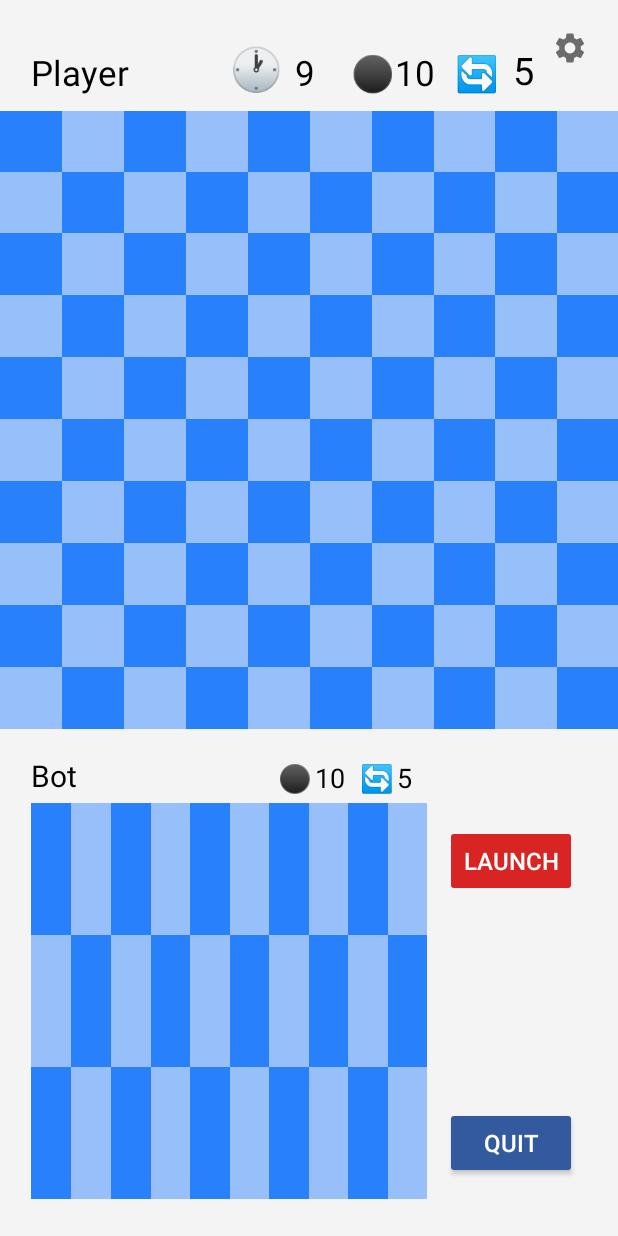
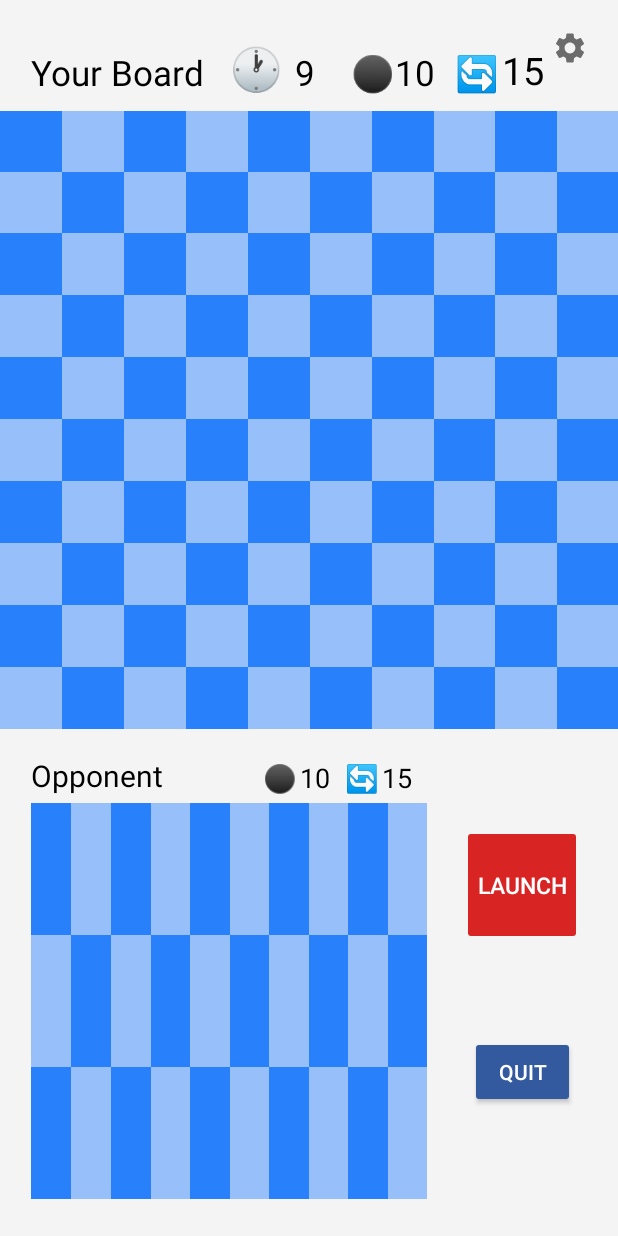
Before and after one commit to CS5520Summer2024Feinberg/final-project-finalproject-group11, an Android app: the BattleActivity screen opened directly, with no data from a screen before it, on a phone screen of 412 x 824 dp. Run offline under Robolectric (Android 15) with nearby library versions, the phone set to English and light mode, and no system bars; our stand-ins replace Firebase (no records; nobody signed in at launch, a user with empty details on screens opened directly); 6 statements that could not run were skipped.

Commit message:
More More UI

```diff
--- a/app/src/main/java/edu/northeastern/finalprojectgroup11/BattleActivity.java
+++ b/app/src/main/java/edu/northeastern/finalprojectgroup11/BattleActivity.java
@@ -70,7 +70,7 @@ public class BattleActivity extends AppCompatActivity {
     private androidx.gridlayout.widget.GridLayout botGridLayout;
     private Handler handler; // Handler for managing delays
     private boolean myTurn;
-    private final int round = 5;
+    private final int round = 15;
     private int myRoundLeft = round;
     private int botRoundLeft = round;
 
--- a/app/src/main/java/edu/northeastern/finalprojectgroup11/DeployActivity.java
+++ b/app/src/main/java/edu/northeastern/finalprojectgroup11/DeployActivity.java
@@ -148,7 +148,7 @@ public class DeployActivity extends AppCompatActivity {
         roomRef = firebaseDatabase.getReference(roomType).child(roomCode);
 
         // Initialize the countdown timer for 10 seconds
-        countDownTimer = new CountDownTimer(20000, 1000) {
+        countDownTimer = new CountDownTimer(30900, 1000) {
             public void onTick(long millisUntilFinished) {
                 // Update the countdown text each second
                 countdownTextView.setText("" + millisUntilFinished / 1000);
@@ -311,7 +311,7 @@ public class DeployActivity extends AppCompatActivity {
     // Action when the ready button is clicked
     public void onReadyClick() {
         if (board.isDeployReady()) {
-
+            btnReady.setBackgroundColor(Color.parseColor("1EBD33"));
             // Cancel the timer
             if (countDownTimer != null) {
                 countDownTimer.cancel();
--- a/app/src/main/res/layout/activity_bot_battle.xml
+++ b/app/src/main/res/layout/activity_bot_battle.xml
@@ -13,7 +13,7 @@
         android:layout_width="wrap_content"
         android:layout_height="wrap_content"
         android:layout_marginBottom="10dp"
-        android:text="Player"
+        android:text="Your Board"
         android:textSize="23dp"
         android:textColor="#FF000000"
         app:layout_constraintBottom_toTopOf="@id/guideline_top"
@@ -129,7 +129,7 @@
         android:id="@+id/botNameTextView"
         android:layout_width="wrap_content"
         android:layout_height="wrap_content"
-        android:text="Bot"
+        android:text="Opponent"
         android:textSize="20dp"
         android:textColor="#FF000000"
         app:layout_constraintBottom_toBottomOf="@id/smallMineTextView"
@@ -184,29 +184,31 @@
 
     <Button
         android:id="@+id/buttonLaunch"
-        android:layout_width="wrap_content"
-        android:layout_height="wrap_content"
+        android:layout_width="80dp"
+        android:layout_height="80dp"
         android:layout_marginStart="12dp"
         android:layout_marginTop="64dp"
         android:backgroundTint="@color/button_red"
         android:padding="0dp"
         android:text="Launch"
         android:textColor="#FFFFFF"
-        android:textSize="16sp"
-        android:textStyle=""
+        android:textSize="15sp"
+        app:layout_constraintEnd_toEndOf="parent"
+        app:layout_constraintHorizontal_bias="0.321"
         app:layout_constraintStart_toEndOf="@id/gridLayoutMyMine"
         app:layout_constraintTop_toBottomOf="@id/guideline_bottom" />
 
     <Button
         android:id="@+id/buttonQuit"
-        android:layout_width="wrap_content"
+        android:layout_width="70dp"
         android:layout_height="wrap_content"
-        android:layout_marginTop="140dp"
         android:backgroundTint="@color/button_three"
         android:text="Quit"
         android:textColor="#FFFFFF"
-        android:textSize="16sp"
+        android:textSize="14sp"
         app:layout_constraintStart_toStartOf="@id/buttonLaunch"
+        app:layout_constraintEnd_toEndOf="@id/buttonLaunch"
+        app:layout_constraintBottom_toBottomOf="@id/guideline_bottom_small"
         app:layout_constraintTop_toBottomOf="@id/buttonLaunch" />
 
     <androidx.constraintlayout.widget.Guideline
--- a/app/src/main/res/layout/activity_bot_deploy.xml
+++ b/app/src/main/res/layout/activity_bot_deploy.xml
@@ -74,7 +74,7 @@
         android:layout_height="0dp"
         android:layout_marginTop="60dp"
         android:layout_marginBottom="80dp"
-        android:backgroundTint="@color/button_red"
+        android:background="@color/button_red"
         android:text="Ready"
         android:textColor="#FFFFFF"
         android:textSize="20dp"
--- a/app/src/main/res/values/colors.xml
+++ b/app/src/main/res/values/colors.xml
@@ -5,6 +5,7 @@
     <color name="dark_blue">#2980fb</color>
     <color name="light_blue">#97C0FB</color>
     <color name="button_red">#D92424</color>
+    <color name="button_red_ready">#1EBD33</color>
     <color name="button_three">#335A9E</color>
     <color name="button_main">#335A9E</color>
     <color name="play_background">#F4F4F4</color>
```
Also changed, not shown: app/src/main/java/edu/northeastern/finalprojectgroup11/BotBattleActivity.java (+12 -13 lines), app/src/main/java/edu/northeastern/finalprojectgroup11/BotDeployActivity.java (+4 -3 lines).
